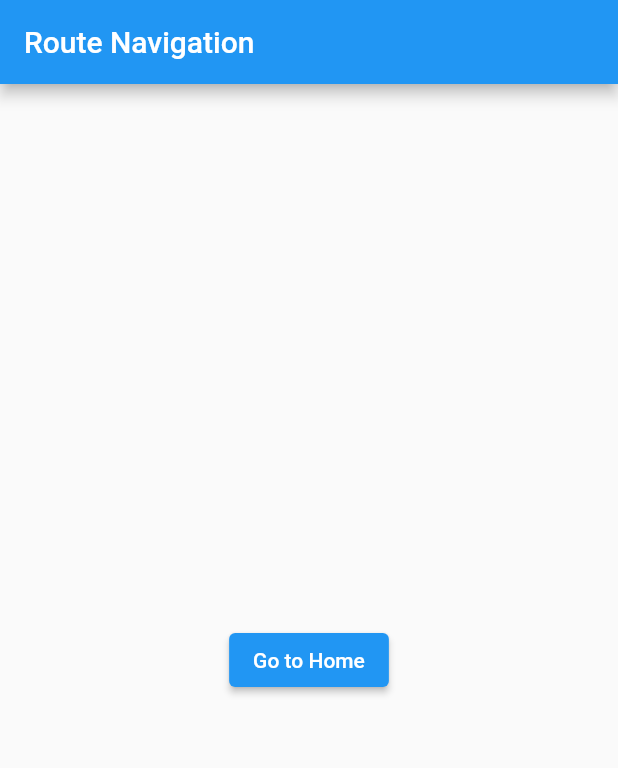
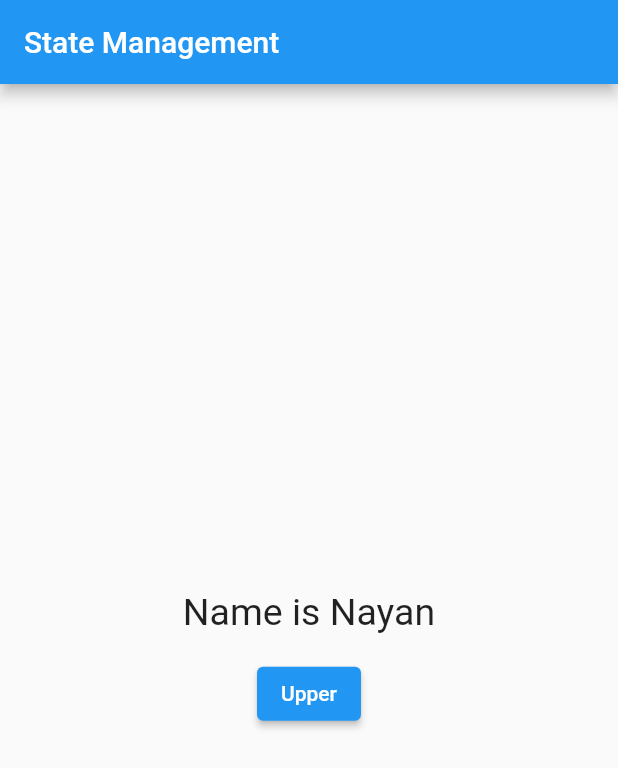
Before and after one commit to Nayan-03/Getx_learn, a Flutter app: the screen it shows after launch, on a phone screen of 412 x 824 dp. Shown: the top 768 px of the screen. Run offline on Flutter 3.47's test engine with Material 2 defaults, Android fonts, the phone set to English and light mode, and no system bars; our stand-ins replace get.

Commit message:
commit_3

```diff
--- a/lib/home.dart
+++ b/lib/home.dart
@@ -1,6 +1,5 @@
 import 'package:flutter/material.dart';
 import 'package:get/get.dart';
-import 'package:getx_learn/next_screen.dart';
 
 class Home extends StatelessWidget {
   const Home({super.key});
--- a/lib/main.dart
+++ b/lib/main.dart
@@ -6,6 +6,7 @@ import 'package:getx_learn/navigation.dart';
 import 'package:getx_learn/route_navigation.dart';
 import 'package:getx_learn/routes/routes.dart';
 import 'package:getx_learn/snackbar.dart';
+import 'package:getx_learn/state_managment.dart';
 
 void main() {
   runApp(const MyApp());
@@ -21,7 +22,7 @@ class MyApp extends StatelessWidget {
         title: 'Snackbar',
         theme: ThemeData(
             primarySwatch: Colors.blue, scaffoldBackgroundColor: Colors.white),
-        home: const Navigationroute(),
+        home: StateManagment(),
         routes: {
           //"/": (context) => const SplashScreen(),
           MyRoutes.snackbarroute: (context) => const SnackbarWidget(),
--- /dev/null
+++ b/lib/my_controller.dart
@@ -0,0 +1,9 @@
+import 'package:get/get.dart';
+import 'package:getx_learn/student.dart';
+
+class MyController extends GetxController {
+  var student = Student();
+  void convertToUpperCase() {
+    student.name.value = student.name.value.toUpperCase();
+  }
+}
--- /dev/null
+++ b/lib/state_managment.dart
@@ -0,0 +1,102 @@
+import 'package:flutter/material.dart';
+import 'package:get/get.dart';
+import 'package:getx_learn/my_controller.dart';
+
+
+/////////////////////// Getx- by using Obx  and custom class///////////////////////
+class StateManagment extends StatelessWidget {
+  //var student = Student();
+
+///////////////// for making enire clas  observable /////////////////////
+  //final student = Student(name: "nayan", age: 25).obs;
+
+//////////////// Crerate the controller ////////////////////////
+  MyController myController = Get.put(MyController());
+  StateManagment({super.key});
+
+  @override
+  Widget build(BuildContext context) {
+    return GetMaterialApp(
+      title: "State Management",
+      home: Scaffold(
+        appBar: AppBar(
+          title: const Text("State Management"),
+        ),
+        body: Center(
+          child: Column(
+            mainAxisAlignment: MainAxisAlignment.center,
+            crossAxisAlignment: CrossAxisAlignment.center,
+            children: [
+//////////// automatic update for obx ///////////////////
+              Obx(
+                () => Text(
+                  //"Name is ${student.name.value}",
+                  //"Name is ${student.value.name}",
+                  "Name is ${myController.student.name}",
+                  style: const TextStyle(fontSize: 25.0),
+                ),
+              ),
+              const SizedBox(height: 16.0),
+              ElevatedButton(
+                onPressed: () {
+/////////////// If individual variables are observable //////////////////
+                  //student.name.value = student.name.value.toUpperCase();
+/////////////// If enire class is observable ////////////////////////////
+                  // student.update((student) {
+                  //   student?.name = student.name.toString().toUpperCase();
+                  // });
+//////////////// If individual variable are observable /////////////////
+                  myController.convertToUpperCase();
+                },
+                child: const Text("Upper"),
+              ),
+            ],
+          ),
+        ),
+      ),
+    );
+  }
+}
+
+//////////////////////  Reactive state management Getx by using obx////////////////////////////
+// class StateManagment extends StatelessWidget {
+//   StateManagment({super.key});
+
+//   var count = 0.obs;
+//   void increment() {
+//     count++;
+//   }
+
+//   @override
+//   Widget build(BuildContext context) {
+//     return GetMaterialApp(
+//       title: "State Management",
+//       home: Scaffold(
+//         appBar: AppBar(
+//           title: const Text("State Management"),
+//         ),
+//         body: Center(
+//           child: Column(
+//             mainAxisAlignment: MainAxisAlignment.center,
+//             crossAxisAlignment: CrossAxisAlignment.center,
+//             children: [
+//               Obx(
+//                 () => Text(
+//                   "Count value is $count",
+//                   style: const TextStyle(fontSize: 25.0),
+//                 ),
+//               ),
+//               const SizedBox(height: 16.0),
+//               ElevatedButton(
+//                 onPressed: () {
+//                   increment();
+//                 },
+//                 child: const Text("Increment"),
+//               ),
+//             ],
+//           ),
+//         ),
+//       ),
+//     );
+//   }
+// }
--- /dev/null
+++ b/lib/student.dart
@@ -0,0 +1,12 @@
+import 'package:get/get.dart';
+
+class Student {
+////// Individual variables Rx //////////
+  var name = "Nayan".obs;
+  var age = 25.obs;
+
+// ////// to make entire class observation //////////
+//   var name;
+//   var age;
+//   Student({this.name, this.age});
+}
```
